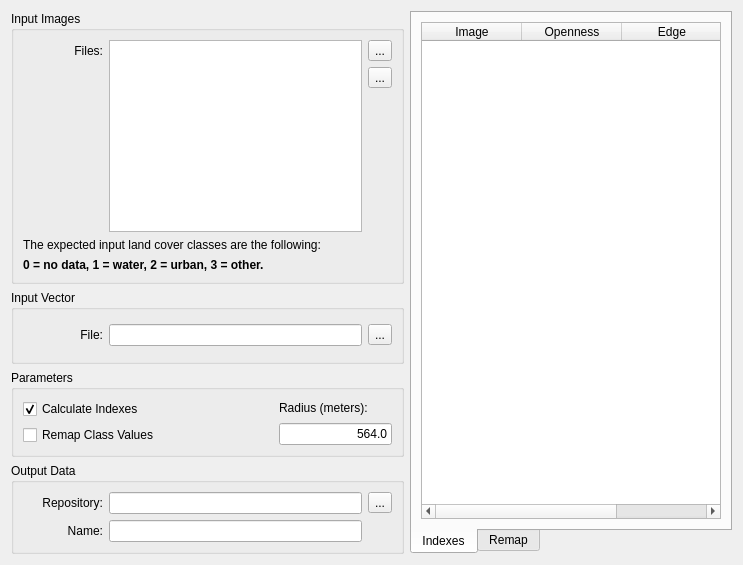
First picture: the form in src/terralib_mod_growth_qt/ui/ReclassifyWidgetForm.ui, repository ericabreu82/urban_analysis, before the edit.
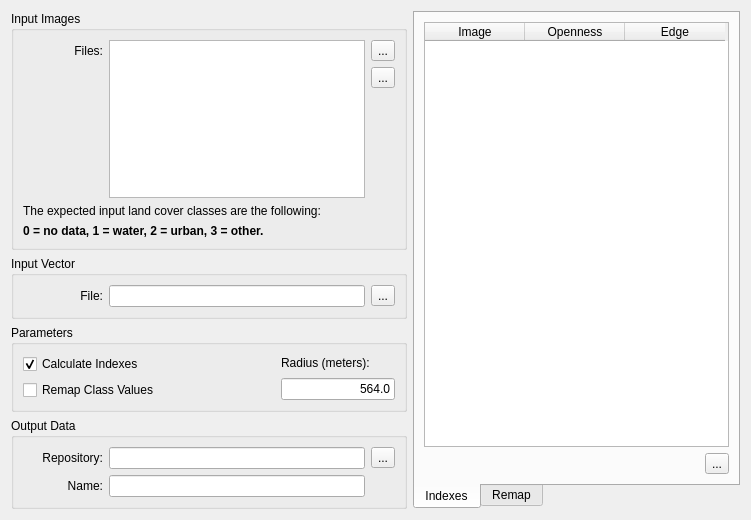
Second picture: the form after the edit.

Commit message: added export index info function and log support.

```diff
--- a/src/terralib_mod_growth_qt/ui/ReclassifyWidgetForm.ui
+++ b/src/terralib_mod_growth_qt/ui/ReclassifyWidgetForm.ui
@@ -6,8 +6,8 @@
    <rect>
     <x>0</x>
     <y>0</y>
-    <width>743</width>
-    <height>565</height>
+    <width>751</width>
+    <height>520</height>
    </rect>
   </property>
   <property name="windowTitle">
@@ -333,8 +333,10 @@
           <attribute name="title">
            <string>Indexes</string>
           </attribute>
+          <layout class="QGridLayout" name="gridLayout_15">
+           <item row="0" column="0">
           <layout class="QGridLayout" name="gridLayout_7">
-           <item row="0" column="0">
+             <item row="0" column="0" colspan="2">
             <widget class="QTableWidget" name="m_indexTableWidget">
              <property name="minimumSize">
               <size>
@@ -358,6 +360,31 @@
               </property>
              </column>
             </widget>
+             </item>
+             <item row="1" column="0">
+              <spacer name="horizontalSpacer_2">
+               <property name="orientation">
+                <enum>Qt::Horizontal</enum>
+               </property>
+               <property name="sizeHint" stdset="0">
+                <size>
+                 <width>40</width>
+                 <height>20</height>
+                </size>
+               </property>
+              </spacer>
+             </item>
+             <item row="1" column="1">
+              <widget class="QToolButton" name="m_exportIndexInfoToolButton">
+               <property name="toolTip">
+                <string>Export Indexes Informations...</string>
+               </property>
+               <property name="text">
+                <string>...</string>
+               </property>
+              </widget>
+             </item>
+            </layout>
            </item>
           </layout>
          </widget>
```
Lines whose indentation alone changed are shown as unchanged. The commit also changes 6 other files.
